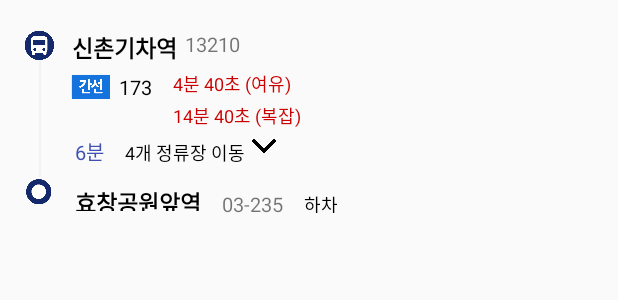
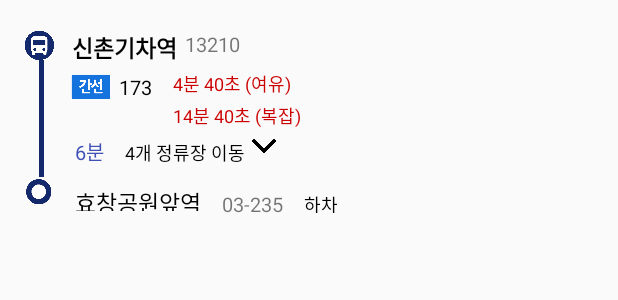
Before and after one commit to hyennneee/MBW, an Android app: the layout item_detail_bus.xml on its own in the app's theme, with its tools: preview values and no code run, on a phone screen of 412 x 824 dp. Shown: the top 300 px of the screen. Run offline under Robolectric (Android 15) with nearby library versions, the phone set to English and light mode, and no system bars.

Commit message:
Merge branch 'master' of https://github.com/hyennneee/MBW into Jeong
# Conflicts:
#	app/src/main/java/com/example/mbw/MainActivity.java
#	app/src/main/java/com/example/mbw/showPath/ShowPathActivity.java
#	app/src/main/res/layout/activity_main.xml

```diff
--- a/app/src/main/java/com/example/mbw/showPath/ShowPathActivity.java
+++ b/app/src/main/java/com/example/mbw/showPath/ShowPathActivity.java
@@ -144,7 +144,7 @@ public class ShowPathActivity extends AppCompatActivity {
         destination.setText(strings[1]);
         sx = strings[2]; sy = strings[3]; ex = strings[4]; ey = strings[5];
         service = RetrofitClient.getClient().create(ServiceApi.class);
-        startSearchPath(0);
+        startSearchPath(1);
         token = getIntent().getStringExtra("token");
         departureName = departure.getText().toString();
         destinationName = destination.getText().toString();
--- a/app/src/main/res/layout/activity_add_sub.xml
+++ b/app/src/main/res/layout/activity_add_sub.xml
@@ -147,7 +147,7 @@
                 android:adjustViewBounds="true"
                 android:background="@android:color/transparent"
                 android:scaleType="fitCenter"
-                app:srcCompat="@drawable/line8" />
+                app:srcCompat="@drawable/line9" />
         </LinearLayout>
 
 
--- a/app/src/main/res/layout/item_detail_bus.xml
+++ b/app/src/main/res/layout/item_detail_bus.xml
@@ -143,11 +143,10 @@
 
     <View
         android:id="@+id/view3"
-        android:layout_width="1dp"
+        android:layout_width="3dp"
         android:layout_height="0dp"
         android:layout_marginStart="10dp"
-        android:layout_marginLeft="10dp"
-        android:background="#F2F2F2"
+        android:background="@color/busblue"
         app:layout_constraintBottom_toTopOf="@+id/linearLayout4"
         app:layout_constraintStart_toStartOf="parent"
         app:layout_constraintTop_toBottomOf="@+id/finalStation"
@@ -196,8 +195,7 @@
                 android:paddingRight="10dp"
                 android:text="효창공원앞역"
                 android:textColor="#000000"
-                android:textSize="15sp"
-                android:textStyle="bold" />
+                android:textSize="15sp" />
 
             <TextView
                 android:id="@+id/stationId2"
--- a/app/src/main/res/layout/item_detail_subway_transfer.xml
+++ b/app/src/main/res/layout/item_detail_subway_transfer.xml
@@ -45,6 +45,7 @@
         android:layout_width="wrap_content"
         android:layout_height="wrap_content"
         android:orientation="vertical"
+        android:visibility="gone"
         app:layout_constraintStart_toStartOf="@+id/subStation"
         app:layout_constraintTop_toBottomOf="@+id/subStation">
 
@@ -261,10 +262,9 @@
 
     <View
         android:id="@+id/view5"
-        android:layout_width="1dp"
+        android:layout_width="3dp"
         android:layout_height="0dp"
         android:layout_marginStart="10dp"
-        android:layout_marginLeft="10dp"
         android:background="@color/line6"
         app:layout_constraintBottom_toBottomOf="parent"
         app:layout_constraintStart_toStartOf="parent"
--- a/app/src/main/res/values/colors.xml
+++ b/app/src/main/res/values/colors.xml
@@ -18,6 +18,6 @@
     <color name="line_airport">#3680B6</color>
     <color name="line_default">#F592CC</color>
 
-    <color name="busblue">#14296b</color>
+    <color name="busblue">#14296B</color>
 
 </resources>
```
Also changed, not shown: app/src/main/java/com/example/mbw/DetailPathActivity.java (+6 -18 lines), app/src/main/java/com/example/mbw/route/DetailItemAdapter.java (+12 -12 lines).
